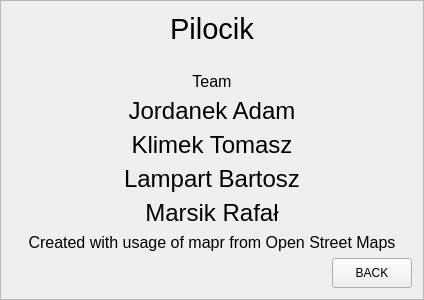
This is Pilocik/creditswindow.ui in dotevo/Pilocik as Qt 5 draws it before an edit. The edited form follows.
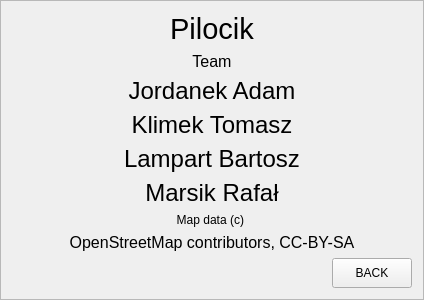
This is the edited form.

```diff
--- a/Pilocik/creditswindow.ui
+++ b/Pilocik/creditswindow.ui
@@ -6,7 +6,7 @@
    <rect>
     <x>0</x>
     <y>0</y>
-    <width>400</width>
+    <width>420</width>
     <height>300</height>
    </rect>
   </property>
@@ -165,6 +165,16 @@
      </property>
     </spacer>
    </item>
+   <item>
+    <widget class="QLabel" name="label_7">
+     <property name="text">
+      <string>Map data (c) </string>
+     </property>
+     <property name="alignment">
+      <set>Qt::AlignCenter</set>
+     </property>
+    </widget>
+   </item>
    <item>
     <widget class="QLabel" name="label_6">
      <property name="font">
@@ -173,7 +183,7 @@
       </font>
      </property>
      <property name="text">
-      <string>Created with usage of mapr from Open Street Maps</string>
+      <string>OpenStreetMap contributors, CC-BY-SA</string>
      </property>
      <property name="alignment">
       <set>Qt::AlignCenter</set>
```
